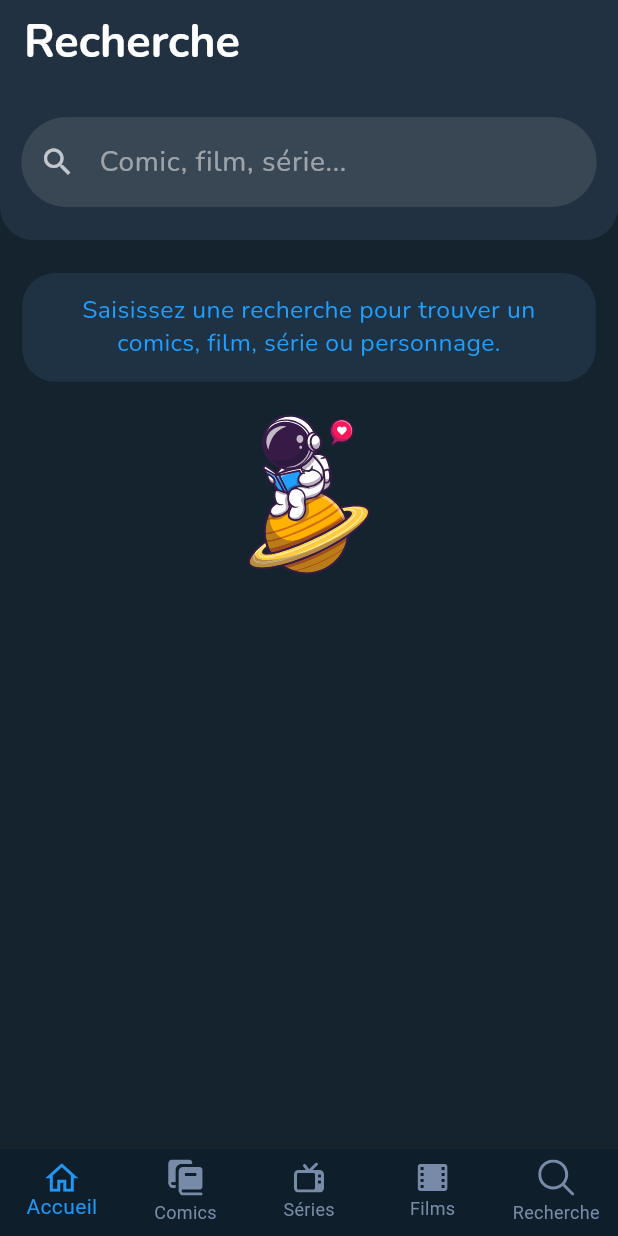
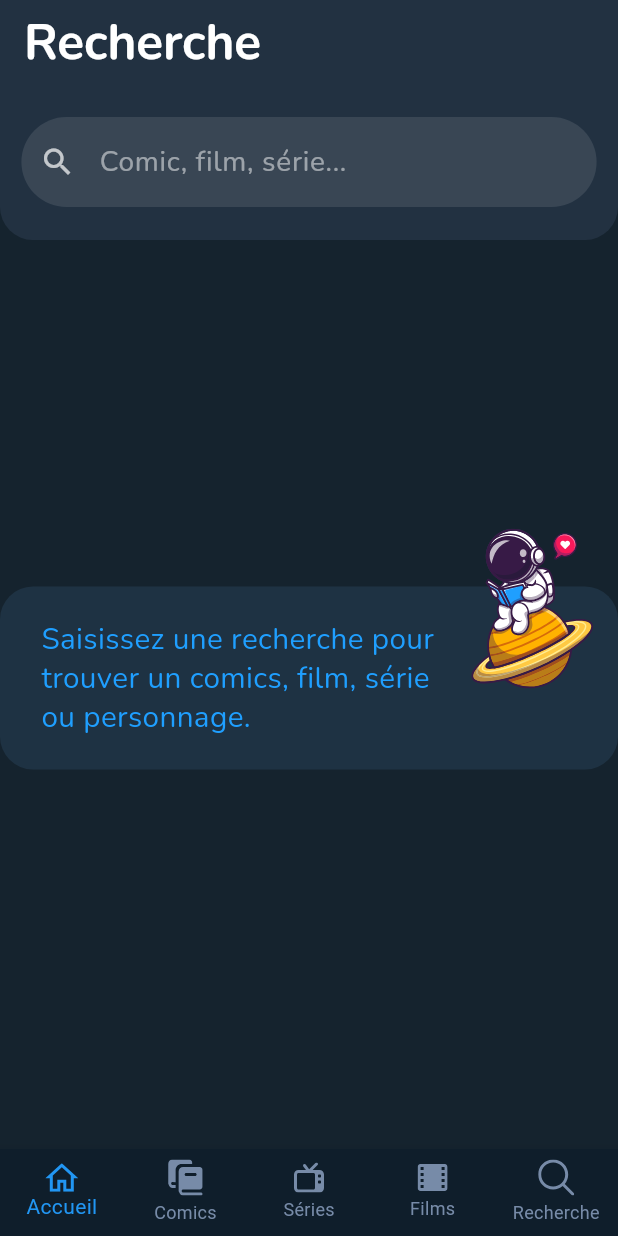
Before and after one commit to Tiermax1/projet_prog_mobile, a Flutter app: the SearchPage screen opened by its route, on a phone screen of 412 x 824 dp. Run offline on Flutter 3.47's test engine with Material 3 defaults, Android fonts, the phone set to English and light mode, and no system bars; our stand-ins replace flutter_svg; network calls fail.

Commit message:
page recherche OK manque chargement et resultat final

```diff
--- a/lib/recherche.dart
+++ b/lib/recherche.dart
@@ -1,11 +1,11 @@
 import 'package:flutter/material.dart';
 import 'package:flutter_svg/svg.dart';
-import 'navBar.dart'; // Ensure this is the correct import for your custom NavBar
+import 'navBar.dart'; // Assurez-vous que c'est l'import correct pour votre NavBar personnalisée
 
 class SearchPage extends StatelessWidget {
   @override
   Widget build(BuildContext context) {
-    // Assuming 375 is the width based on the design specification provided
+    // Supposons que 375 est la largeur basée sur la spécification de conception fournie
     double screenWidth = MediaQuery.of(context).size.width;
     double scaleFactor = screenWidth / 375;
 
@@ -17,7 +17,7 @@ class SearchPage extends StatelessWidget {
             color: Colors.white,
             fontFamily: 'Nunito',
             fontWeight: FontWeight.bold,
-            fontSize: 30,
+            fontSize: 30 * scaleFactor, // Ajustez la taille de la police également
           ),
         ),
         backgroundColor: Color(0xFF223141),
@@ -25,15 +25,14 @@ class SearchPage extends StatelessWidget {
         automaticallyImplyLeading: false,
       ),
       backgroundColor: Color(0xFF15232E),
-      body: SingleChildScrollView(
-        child: Column(
+      body: Column(
         children: [
           Container(
             width: double.infinity,
             decoration: BoxDecoration(
               color: Color(0xFF223141),
               borderRadius: BorderRadius.only(
-                  bottomLeft: Radius.circular(20 * scaleFactor), // Adjust radius according to screen size
+                bottomLeft: Radius.circular(20 * scaleFactor),
                 bottomRight: Radius.circular(20 * scaleFactor),
               ),
             ),
@@ -51,46 +50,66 @@ class SearchPage extends StatelessWidget {
                   fillColor: Colors.white.withOpacity(0.1),
                   prefixIcon: Icon(Icons.search, color: Colors.white70),
                   border: OutlineInputBorder(
-                      borderRadius: BorderRadius.circular(35.0),
+                    borderRadius: BorderRadius.circular(35.0 * scaleFactor),
                     borderSide: BorderSide.none,
                   ),
                 ),
               ),
             ),
           ),
-            SizedBox(height: 20 * scaleFactor), // Spacing between elements
+          Spacer(), // Utilisez Spacer pour pousser le contenu suivant vers le bas
           Container(
-              width: 348 * scaleFactor,
-              padding: EdgeInsets.all(13 * scaleFactor),
+            width: double.infinity, // Prend toute la largeur possible
+            padding: EdgeInsets.only(
+              left: 25 * scaleFactor,
+              top: 20 * scaleFactor,
+              right: 25 * scaleFactor, // Espace à droite pour le texte
+              bottom: 20 * scaleFactor,
+            ),
             decoration: BoxDecoration(
               color: Color(0xFF1E3243),
-                borderRadius: BorderRadius.circular(20 * scaleFactor), // Rounded corner radius
+              borderRadius: BorderRadius.circular(20 * scaleFactor),
             ),
+            child: Stack(
+              clipBehavior: Clip.none, // Permet aux éléments de déborder du container
+              children: [
+                Padding(
+                  padding: EdgeInsets.only(
+                    right: 80 * scaleFactor, // Cet espace est réservé à droite du texte
+                  ),
+                  child: Align(
+                    alignment: Alignment.centerLeft, // Aligner le texte à gauche
                     child: Text(
                       'Saisissez une recherche pour trouver un comics, film, série ou personnage.',
-                textAlign: TextAlign.center,
                       style: TextStyle(
                         color: Color(0xFF1F9FFF),
                         fontFamily: 'Nunito',
-                  fontWeight: FontWeight.normal,
-                  fontSize: 15 * scaleFactor, // Text size
-                  height: 1.333, // Line height
+                        fontSize: 18 * scaleFactor,
+                        height: 1.333,
                       ),
                     ),
                   ),
-            SizedBox(height: 20 * scaleFactor), // Spacing between elements
-            SvgPicture.asset(
-              'assets/images/astronaut.svg', // Replace with your actual image asset path
-              width: 74.02 * scaleFactor, // Scale factor applied to the width
-              height: 97 * scaleFactor, // Scale factor applied to the height
                 ),
-            // ... any other widgets you want to include
+                Positioned(
+                  right: -10 * scaleFactor, // Décale légèrement l'astronaute vers la droite
+                  top: -55 * scaleFactor, // Décale légèrement l'astronaute vers le haut
+                  child: SvgPicture.asset(
+                    'assets/images/astronaut.svg',
+                    width: 74.02 * scaleFactor,
+                    height: 97 * scaleFactor,
+                  ),
+                ),
               ],
             ),
           ),
+          SizedBox(height: 20 * scaleFactor),
+          Spacer(), // Un autre Spacer pour équilibrer l'espacement
+          // Ajoutez d'autres widgets ici au besoin
+        ],
+      ),
       bottomNavigationBar: NavBar(onItemSelected: (index) {
-        // Mettez à jour l'interface utilisateur ou naviguez vers une nouvelle page
-      }), // Your custom bottom navigation bar
+        // Mettez à jour l'interface utilisateur ou naviguez vers une nouvelle page ici
+      }), // Assurez-vous que NavBar est défini dans navBar.dart
     );
   }
 }
```
Lines whose indentation alone changed are shown as unchanged.
